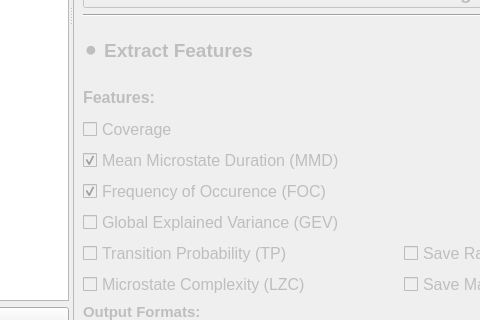
eeg-comet/eeg-comet, file src/main/resources/base/MainMicrostateWindow.ui: the form before one commit; both pictures show x 273 to 753 and y 399 to 719 of the 1010 by 830 pixel window.
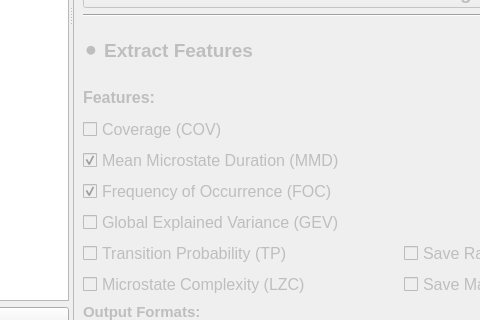
The form after the commit.

Diff of the .ui file:
```diff
--- a/src/main/resources/base/MainMicrostateWindow.ui
+++ b/src/main/resources/base/MainMicrostateWindow.ui
@@ -1012,7 +1012,7 @@
               </font>
              </property>
              <property name="text">
-              <string>Frequency of Occurence (FOC)</string>
+              <string>Frequency of Occurrence (FOC)</string>
              </property>
              <property name="checked">
               <bool>true</bool>
@@ -1069,7 +1069,7 @@
               </font>
              </property>
              <property name="text">
-              <string>Coverage</string>
+              <string>Coverage (COV)</string>
              </property>
             </widget>
            </item>
```
Left out of the diff: 2 changed lines with no effect on the pictures.
